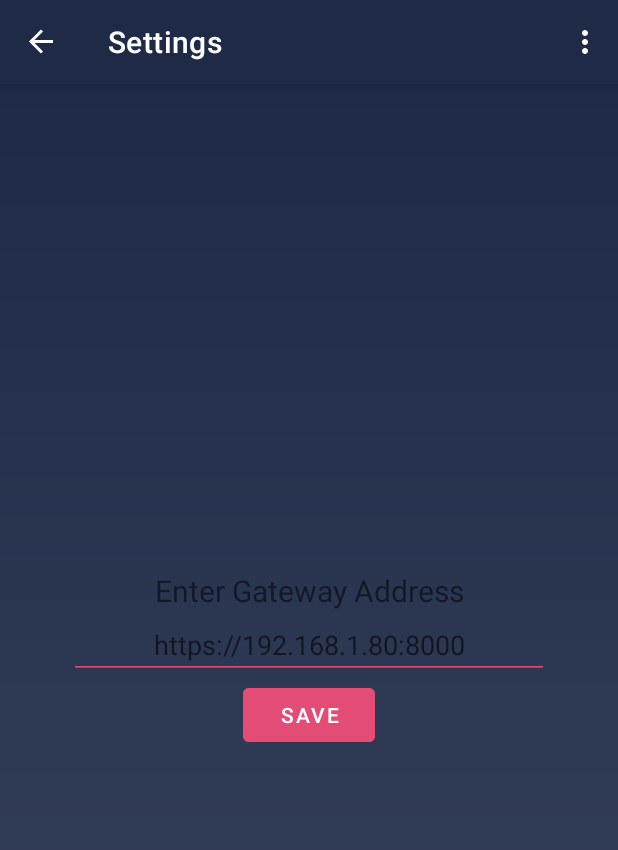
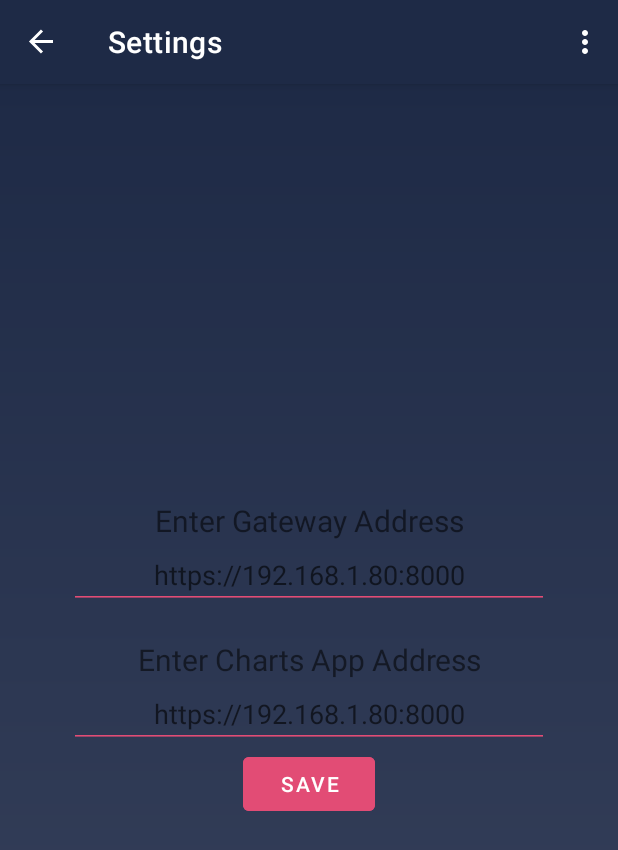
Before and after one commit to safchain/hasc-native, an Android app: the screen it shows after launch (MainActivity), in the options menu, after a tap on "Settings", on a phone screen of 412 x 824 dp. Shown: the top 850 px of the screen. Run offline under Robolectric (Android 15) with nearby library versions, the phone set to English and light mode, and no system bars; our stand-ins replace navigation-ui.

Commit message:
add charts

```diff
--- a/app/build.gradle.kts
+++ b/app/build.gradle.kts
@@ -39,7 +39,6 @@ android {
 }
 
 dependencies {
-
     implementation(libs.androidx.core.ktx)
     implementation(libs.androidx.appcompat)
     implementation(libs.material)
--- a/app/src/main/AndroidManifest.xml
+++ b/app/src/main/AndroidManifest.xml
@@ -20,6 +20,7 @@
         android:supportsRtl="true"
         android:theme="@style/Theme.Hasc"
         android:hapticFeedbackEnabled="true"
+        android:usesCleartextTraffic="true"
         tools:targetApi="31">
         <activity
             android:name=".MainActivity"
@@ -28,7 +29,6 @@
             android:theme="@style/Theme.Hasc.NoActionBar">
             <intent-filter>
                 <action android:name="android.intent.action.MAIN" />
-
                 <category android:name="android.intent.category.LAUNCHER" />
             </intent-filter>
         </activity>
--- a/app/src/main/java/safchain/hasc/ui/home/HomeFragment.kt
+++ b/app/src/main/java/safchain/hasc/ui/home/HomeFragment.kt
@@ -2,11 +2,11 @@ package safchain.hasc.ui.home
 
 import android.Manifest
 import android.content.Context
-import android.os.Vibrator
 import android.net.http.SslError
 import android.os.Build
 import android.os.Bundle
 import android.os.VibrationEffect
+import android.os.Vibrator
 import android.util.Log
 import android.view.LayoutInflater
 import android.view.View
@@ -17,10 +17,11 @@ import android.webkit.JavascriptInterface
 import android.webkit.PermissionRequest
 import android.webkit.SslErrorHandler
 import android.webkit.WebChromeClient
+import android.webkit.WebResourceError
+import android.webkit.WebResourceRequest
 import android.webkit.WebView
 import android.webkit.WebViewClient
 import androidx.activity.result.contract.ActivityResultContracts
-
 import androidx.fragment.app.Fragment
 import safchain.hasc.databinding.FragmentHomeBinding
 
@@ -32,6 +33,37 @@ class HomeFragment : Fragment() {
     // This property is only valid between onCreateView and
     // onDestroyView.
     private val binding get() = _binding!!
+
+    private val errorPage =
+        """
+            <?xml version="1.0" encoding="UTF-8" ?>
+            <html>
+            <head>
+              <style>
+                html,
+                body {
+                  min-height: 100vh;
+                  overflow: auto;
+                  font-family: Arial, Helvetica, sans-serif;
+                }
+
+                body {
+                  text-align: center;
+                  background-image: linear-gradient(112.1deg, #3a445e 11.4%, #1e2a46 70.2%);
+                  background-image: -moz-linear-gradient(112.1deg, #3a445e 11.4%, #1e2a46 70.2%);
+                  background-image: -webkit-linear-gradient(112.1deg, #3a445e 11.4%, #1e2a46 70.2%);
+                  padding-top: 30px;
+                  color: #e5e5e5;
+                  height: 100%;
+                  padding-bottom: 20px;
+                }
+              </style>
+            </head>
+            <body>
+              <h1>Not available</h1>
+            </body>
+            </html>
+        """.trimIndent()
 
     override fun onCreateView(
         inflater: LayoutInflater,
@@ -55,6 +87,7 @@ class HomeFragment : Fragment() {
 
         val vibrator: Vibrator = getActivity()?.getSystemService(Context.VIBRATOR_SERVICE) as Vibrator
         webView.addJavascriptInterface(WebAppInterface(vibrator), "AndroidHaptic")
+        webView.settings.mediaPlaybackRequiresUserGesture = false
 
         webView.webChromeClient = object : WebChromeClient() {
             override fun onConsoleMessage(message: ConsoleMessage): Boolean {
@@ -70,6 +103,41 @@ class HomeFragment : Fragment() {
                 error: SslError
             ) {
                 handler.proceed()
+            }
+
+            override fun shouldOverrideUrlLoading(
+                view: WebView?,
+                request: WebResourceRequest?
+            ): Boolean {
+                val url = request!!.url.toString()
+
+                if (url.startsWith("http")) {
+                    // Return false means, web view will handle the link
+                    return false
+                }
+
+                return false
+            }
+
+            override fun onReceivedError(
+                view: WebView,
+                request: WebResourceRequest,
+                error: WebResourceError
+            ) {
+                if (request.url.host == "192.168.123.1") {
+                    if (request.url.scheme == "https") {
+                        // try with http
+                        val httpPage = page?.replace("https", "http", true)
+                        if (httpPage != null) {
+                            webView.loadUrl(httpPage)
+                        }
+                    }
+                    else if (request.url.path == "/setup.html") {
+                        webView.loadDataWithBaseURL(null, errorPage, "text/html", "UTF-8", null)
+                    }
+                } else {
+                    webView.loadDataWithBaseURL(null, errorPage, "text/html", "UTF-8", null)
+                }
             }
         })
         webView.setWebChromeClient(object : WebChromeClient() {
@@ -88,7 +156,11 @@ class HomeFragment : Fragment() {
         }
         cameraPermission.launch(Manifest.permission.CAMERA)
 
-        webView.loadUrl("${endpoint}/app${page}")
+        if (page != null && page.startsWith("http")) {
+            webView.loadUrl(page)
+        } else {
+            webView.loadUrl("${endpoint}/app${page}")
+        }
 
         return root
     }
--- a/app/src/main/java/safchain/hasc/ui/settings/SettingsFragment.kt
+++ b/app/src/main/java/safchain/hasc/ui/settings/SettingsFragment.kt
@@ -34,10 +34,15 @@ class SettingsFragment: Fragment() {
         val endpointInputText = binding.endpointTextInput
         endpointInputText.setText(endpoint)
 
+        val charts = sharedPref.getString("charts", "")
+        val chartsInputText = binding.chartsTextInput
+        chartsInputText.setText(charts)
+
         val saveBtn = binding.saveButton
         saveBtn.setOnClickListener {
             with (sharedPref.edit()) {
                 putString("endpoint", endpointInputText.text.toString())
+                putString("charts", chartsInputText.text.toString())
                 apply()
 
                 Toast.makeText(context, "saved!", Toast.LENGTH_SHORT).show()
--- /dev/null
+++ b/app/src/main/res/drawable/baseline_charts.xml
@@ -0,0 +1,9 @@
+<vector xmlns:android="http://schemas.android.com/apk/res/android" xmlns:aapt="http://schemas.android.com/aapt"
+    android:viewportWidth="448"
+    android:viewportHeight="512"
+    android:width="448dp"
+    android:height="512dp">
+    <path
+        android:pathData="M160 80c0 -26.5 21.5 -48 48 -48l32 0c26.5 0 48 21.5 48 48l0 352c0 26.5 -21.5 48 -48 48l-32 0c-26.5 0 -48 -21.5 -48 -48l0 -352zM0 272c0 -26.5 21.5 -48 48 -48l32 0c26.5 0 48 21.5 48 48l0 160c0 26.5 -21.5 48 -48 48l-32 0c-26.5 0 -48 -21.5 -48 -48L0 272zM368 96l32 0c26.5 0 48 21.5 48 48l0 288c0 26.5 -21.5 48 -48 48l-32 0c-26.5 0 -48 -21.5 -48 -48l0 -288c0 -26.5 21.5 -48 48 -48z"
+        android:fillColor="#000000" />
+</vector>
--- /dev/null
+++ b/app/src/main/res/drawable/baseline_phone_link_setup.xml
@@ -0,0 +1,9 @@
+<vector xmlns:android="http://schemas.android.com/apk/res/android" xmlns:aapt="http://schemas.android.com/aapt"
+    android:viewportWidth="24"
+    android:viewportHeight="24"
+    android:width="24dp"
+    android:height="24dp">
+    <path
+        android:pathData="M10.82 12.49c0.02 -0.16 0.04 -0.32 0.04 -0.49c0 -0.17 -0.02 -0.33 -0.04 -0.49l1.08 -0.82c0.1 -0.07 0.12 -0.21 0.06 -0.32l-1.03 -1.73c-0.06 -0.11 -0.2 -0.15 -0.31 -0.11l-1.28 0.5c-0.27 -0.2 -0.56 -0.36 -0.87 -0.49l-0.2 -1.33c0 -0.12 -0.11 -0.21 -0.24 -0.21H5.98a0.26 0.26 0 0 0 -0.26 0.21l-0.2 1.32c-0.31 0.12 -0.6 0.3 -0.87 0.49l-1.28 -0.5c-0.12 -0.05 -0.25 0 -0.31 0.11l-1.03 1.73c-0.06 0.12 -0.03 0.25 0.07 0.33l1.08 0.82c-0.02 0.16 -0.03 0.33 -0.03 0.49c0 0.17 0.02 0.33 0.04 0.49l-1.09 0.83c-0.1 0.07 -0.12 0.21 -0.06 0.32l1.03 1.73c0.06 0.11 0.2 0.15 0.31 0.11l1.28 -0.5c0.27 0.2 0.56 0.36 0.87 0.49l0.2 1.32c0.01 0.12 0.12 0.21 0.25 0.21h2.06c0.13 0 0.24 -0.09 0.25 -0.21l0.2 -1.32c0.31 -0.12 0.6 -0.3 0.87 -0.49l1.28 0.5c0.12 0.05 0.25 0 0.31 -0.11l1.03 -1.73c0.06 -0.11 0.04 -0.24 -0.06 -0.32zM7 13.75c-0.99 0 -1.8 -0.78 -1.8 -1.75s0.81 -1.75 1.8 -1.75s1.8 0.78 1.8 1.75S8 13.75 7 13.75M18 1.01L8 1c-1.1 0 -2 0.9 -2 2v3h2V5h10v14H8v-1H6v3c0 1.1 0.9 2 2 2h10c1.1 0 2 -0.9 2 -2V3c0 -1.1 -0.9 -1.99 -2 -1.99"
+        android:fillColor="#000000" />
+</vector>
--- a/app/src/main/res/layout/fragment_settings.xml
+++ b/app/src/main/res/layout/fragment_settings.xml
@@ -36,6 +36,26 @@
             android:inputType="text"
             android:minEms="15"
             android:textAlignment="center" />
+        <Space
+            android:layout_width="match_parent"
+            android:layout_height="20sp"/>
+        <TextView
+            android:id="@+id/textView3"
+            android:layout_width="match_parent"
+            android:layout_height="wrap_content"
+            android:text="@string/enter_charts_address"
+            android:textAlignment="center"
+            android:textSize="20sp" />
+
+        <EditText
+            android:id="@+id/charts_text_input"
+            android:layout_width="wrap_content"
+            android:layout_height="wrap_content"
+            android:backgroundTint="#e24c75"
+            android:hint="@string/https_192_168_1_80_8000"
+            android:inputType="text"
+            android:minEms="15"
+            android:textAlignment="center" />
 
         <LinearLayout
             android:layout_width="wrap_content"
--- a/app/src/main/res/menu/activity_main_drawer.xml
+++ b/app/src/main/res/menu/activity_main_drawer.xml
@@ -15,7 +15,15 @@
         <item
             android:id="@+id/nav_add"
             android:icon="@drawable/baseline_device_unknown_24"
-            android:title="@string/menu_new_device" />
+            android:title="@string/menu_add_device" />
+        <item
+            android:id="@+id/nav_setup_wifi"
+            android:icon="@drawable/baseline_phone_link_setup"
+            android:title="@string/menu_setup_device" />
+        <item
+            android:id="@+id/nav_charts"
+            android:icon="@drawable/baseline_charts"
+            android:title="@string/menu_charts" />
         <item
             android:id="@+id/nav_logout"
             android:icon="@drawable/baseline_logout_24"
--- a/app/src/main/res/values/strings.xml
+++ b/app/src/main/res/values/strings.xml
@@ -7,11 +7,14 @@
     <string name="nav_header_desc">Navigation header</string>
     <string name="action_settings">Settings</string>
 
-    <string name="menu_home">Home</string>
+    <string name="menu_home">HASC</string>
     <string name="menu_devices">Devices</string>
-    <string name="menu_new_device">New device</string>
+    <string name="menu_add_device">Add device</string>
+    <string name="menu_setup_device">Setup device</string>
     <string name="menu_logout">Logout</string>
+    <string name="menu_charts">Charts</string>
     <string name="enter_gateway_address">Enter Gateway Address</string>
+    <string name="enter_charts_address">Enter Charts App Address</string>
     <string name="save">SAVE</string>
     <string name="https_192_168_1_80_8000">https://192.168.1.80:8000</string>
 </resources>
```
Also changed, not shown: app/src/main/java/safchain/hasc/MainActivity.kt (+16 -1 lines).
